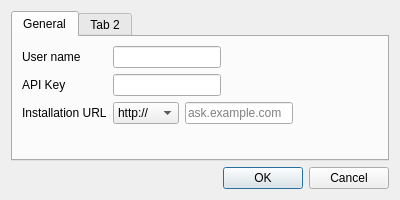
Old version of the form settingsdialog.ui in the repository nilsding/justask-qt-client.
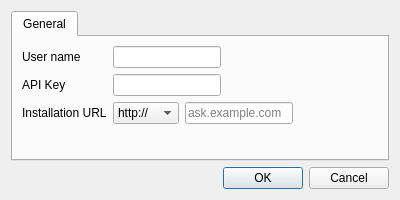
New version of the form.

What changed in the file:
```diff
--- a/settingsdialog.ui
+++ b/settingsdialog.ui
@@ -91,11 +91,6 @@
        </item>
       </layout>
      </widget>
-     <widget class="QWidget" name="tab_2">
-      <attribute name="title">
-       <string>Tab 2</string>
-      </attribute>
-     </widget>
     </widget>
    </item>
    <item>
```
